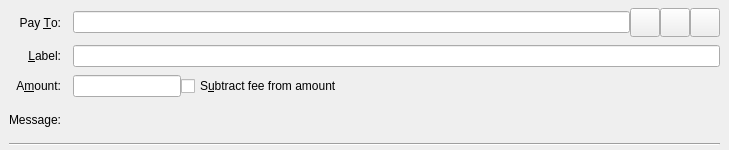
Before: the Qt Designer form src/qt/forms/sendcoinsentry.ui in SPC-beta/firo, drawn with Qt 5.
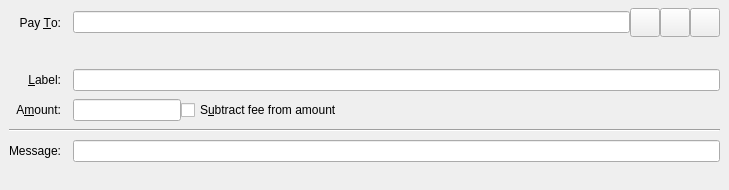
After: the same form once the commit is applied. Icons and pictures are not drawn. Custom widgets are drawn as their Qt base class.

Patch:
```diff
--- a/src/qt/forms/sendcoinsentry.ui
+++ b/src/qt/forms/sendcoinsentry.ui
@@ -129,7 +129,49 @@
       </item>
      </layout>
     </item>
-    <item row="1" column="0">
+    <item row="1" column="1">
+     <layout class="QHBoxLayout" name="horizontalLayoutWarning" stretch="0,1">
+      <property name="spacing">
+       <number>0</number>
+      </property>
+      <item>
+       <widget class="QLabel" name="iconWarning">
+        <property name="toolTip">
+         <string></string>
+        </property>
+        <property name="text">
+         <string></string>
+        </property>
+        <property name="minimumWidth">
+          5
+        </property>
+        <property name="minimumHeight">
+          5
+        </property>
+        <property name="fixedWidth">
+          10
+        </property>
+        <property name="fixedHeight">
+          10
+        </property>
+        <property name="styleSheet">
+          <string>margin-left:-30px;margin-right:-10px;margin-top:2px;</string>
+        </property>
+       </widget>
+      </item>
+      <item>
+        <widget class="QLabel" name="textWarning">
+          <property name="text">
+          <string></string>
+          </property>
+          <property name="styleSheet">
+            <string>color: #FFA800; margin-left:-10px;</string>
+          </property>
+        </widget>
+      </item>
+     </layout>
+    </item>
+    <item row="2" column="0">
      <widget class="QLabel" name="labellLabel">
       <property name="text">
        <string>&amp;Label:</string>
@@ -142,14 +184,14 @@
       </property>
      </widget>
     </item>
-    <item row="1" column="1">
+    <item row="2" column="1">
      <widget class="QLineEdit" name="addAsLabel">
       <property name="toolTip">
        <string>Enter a label for this address to add it to the list of used addresses</string>
       </property>
      </widget>
     </item>
-    <item row="2" column="0">
+    <item row="3" column="0">
      <widget class="QLabel" name="amountLabel">
       <property name="text">
        <string>A&amp;mount:</string>
@@ -162,7 +204,7 @@
       </property>
      </widget>
     </item>
-    <item row="2" column="1">
+    <item row="3" column="1">
      <layout class="QHBoxLayout" name="horizontalLayoutAmount" stretch="0,1">
       <item>
        <widget class="BitcoinAmountField" name="payAmount"/>
@@ -179,7 +221,7 @@
       </item>
      </layout>
     </item>
-    <item row="3" column="0">
+    <item row="6" column="0">
      <widget class="QLabel" name="messageLabel">
       <property name="text">
        <string>Message:</string>
@@ -189,17 +231,56 @@
       </property>
      </widget>
     </item>
-    <item row="3" column="1">
-     <widget class="QLabel" name="messageTextLabel">
+    <item row="6" column="1">
+    <widget class="QLineEdit" name="messageTextLabel">
       <property name="toolTip">
        <string>A message that was attached to the firo: URI which will be stored with the transaction for your reference. Note: This message will not be sent over the Firo network.</string>
       </property>
-      <property name="textFormat">
-       <enum>Qt::PlainText</enum>
+    </widget>
+    </item>
+   <item row="7" column="1">
+     <layout class="QHBoxLayout" name="horizontalLayoutWarning" stretch="0,1">
+      <property name="spacing">
+       <number>0</number>
       </property>
-     </widget>
+      <item>
+       <widget class="QLabel" name="iconMessageWarning">
+        <property name="toolTip">
+         <string></string>
+        </property>
+        <property name="text">
+         <string></string>
+        </property>
+        <property name="minimumWidth">
+          5
+        </property>
+        <property name="minimumHeight">
+          5
+        </property>
+        <property name="fixedWidth">
+          10
+        </property>
+        <property name="fixedHeight">
+          10
+        </property>
+        <property name="styleSheet">
+          <string>margin-left:-30px;margin-right:-10px;margin-top:2px;</string>
+        </property>
+       </widget>
+      </item>
+      <item>
+        <widget class="QLabel" name="messageWarning">
+          <property name="text">
+          <string></string>
+          </property>
+          <property name="styleSheet">
+            <string>color: #FFA800; margin-left:-10px;</string>
+          </property>
+        </widget>
+      </item>
+     </layout>
     </item>
-    <item row="4" column="0" colspan="2">
+    <item row="5" column="0" colspan="2">
      <widget class="Line" name="line">
       <property name="orientation">
        <enum>Qt::Horizontal</enum>
```
Left out of the diff: 2 changed lines with no effect on the pictures.
